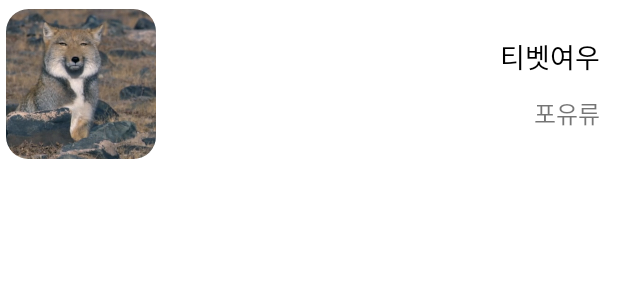
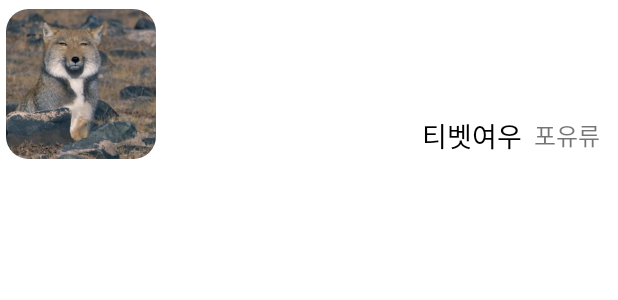
Before and after one commit to GO-SOPT-ANDROID/taehee-lee, an Android app: the layout item_animal.xml on its own in the app's theme, with its tools: preview values and no code run, on a phone screen of 412 x 824 dp. Shown: the top 300 px of the screen. Run offline under Robolectric (Android 15) with nearby library versions, the phone set to English and light mode, and no system bars.

Commit message:
Coil 라이브러리 적용

```diff
--- a/app/src/main/java/org/android/go/sopt/presentation/home/AnimalAdapter.kt
+++ b/app/src/main/java/org/android/go/sopt/presentation/home/AnimalAdapter.kt
@@ -6,6 +6,7 @@ import android.view.ViewGroup
 import androidx.recyclerview.widget.DiffUtil
 import androidx.recyclerview.widget.ListAdapter
 import androidx.recyclerview.widget.RecyclerView
+import coil.load
 import org.android.go.sopt.databinding.ItemAnimalBinding
 import org.android.go.sopt.model.Animal
 
@@ -26,8 +27,7 @@ class AnimalAdapter(context: Context) :
         private val binding: ItemAnimalBinding
     ) : RecyclerView.ViewHolder(binding.root) {
         fun onBind(data: Animal) {
-            // TODO coil로 바꾸기
-            binding.ivTibet.setImageDrawable(binding.root.context.getDrawable(data.image))
+            binding.ivTibet.load(data.image)
             binding.tvAnimal.text = data.animal
             binding.tvSpecies.text = data.species
         }
--- a/app/src/main/res/layout/item_animal.xml
+++ b/app/src/main/res/layout/item_animal.xml
@@ -12,22 +12,22 @@
         android:layout_width="0dp"
         android:layout_height="100dp"
         android:scaleType="centerCrop"
-        app:shapeAppearance="@style/ShapeAppearanceOverlay.App.CornerSize15Percent"
         app:layout_constraintDimensionRatio="1"
         app:layout_constraintStart_toStartOf="parent"
         app:layout_constraintTop_toTopOf="parent"
+        app:shapeAppearance="@style/ShapeAppearanceOverlay.App.CornerSize15Percent"
         tools:src="@drawable/ic_tibet" />
 
     <TextView
         android:id="@+id/tv_animal"
         android:layout_width="wrap_content"
         android:layout_height="wrap_content"
-        android:layout_marginTop="18dp"
         android:layout_marginEnd="8dp"
         android:textColor="@color/black"
         android:textSize="18sp"
-        app:layout_constraintEnd_toEndOf="parent"
-        app:layout_constraintTop_toTopOf="@id/iv_tibet"
+        app:layout_constraintBottom_toBottomOf="@+id/tv_species"
+        app:layout_constraintEnd_toStartOf="@id/tv_species"
+        app:layout_constraintTop_toTopOf="@+id/tv_species"
         tools:text="@string/tibetan_fox" />
 
     <TextView
@@ -35,9 +35,11 @@
         android:layout_width="wrap_content"
         android:layout_height="wrap_content"
         android:layout_marginTop="12dp"
+        android:layout_marginEnd="8dp"
+        android:layout_marginBottom="4dp"
         android:textSize="16sp"
-        app:layout_constraintEnd_toEndOf="@id/tv_animal"
-        app:layout_constraintTop_toBottomOf="@id/tv_animal"
+        app:layout_constraintBottom_toBottomOf="parent"
+        app:layout_constraintEnd_toEndOf="parent"
         tools:text="@string/mammal" />
 
 </androidx.constraintlayout.widget.ConstraintLayout>
```
